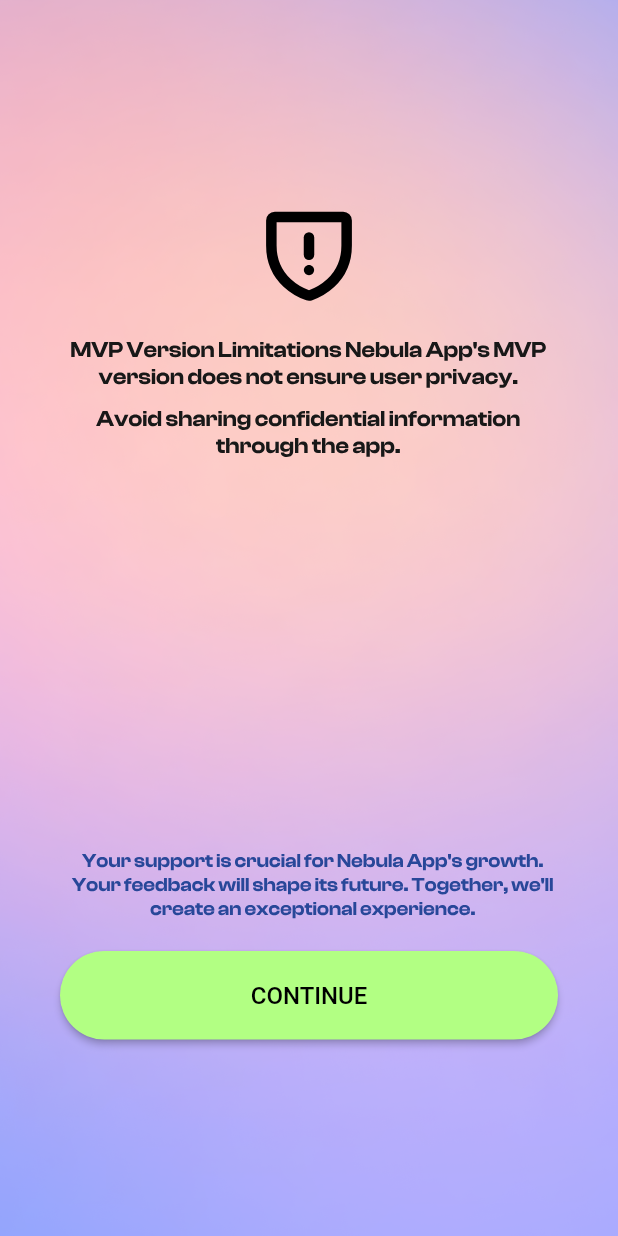
After one commit to ni3vspace/Nebula, a Flutter app: the DisclaimerScreen screen opened by its route, on a phone screen of 412 x 824 dp. The commit adds this screen. Run offline on Flutter 3.47's test engine with Material 2 defaults, Android fonts, the phone set to English and light mode, and no system bars; our stand-ins replace camera, dotted_border, firebase_core, firebase_messaging, flutter_local_notifications, flutter_svg and 8 more; missing offline and left inert: device_calendar; accounts and stored records are empty; project files that could hold a hidden picture were left out.

Commit message:
added disclaimer page

```diff
--- a/lib/routes/app_pages.dart
+++ b/lib/routes/app_pages.dart
@@ -2,12 +2,14 @@
 import 'package:nebula/routes/home/home_pages.dart';
 
 import 'auth/auth_pages.dart';
+import 'disclaimer/disclaimer_pages.dart';
 
 part 'app_routes.dart';
 
 class AppPages {
   static final routes =
       AuthPages.routes +
+      DisclaimerPages.routes +
       HomePages.routes +
       AllEventPage.routes ;
 }
--- a/lib/routes/app_routes.dart
+++ b/lib/routes/app_routes.dart
@@ -4,5 +4,6 @@
   static const splash = '/splash';
   static const login = '/login';
   static const home = '/home';
+  static const disclaimer = '/disclaimer';
   static const event_list = '/event_list';
 }
--- /dev/null
+++ b/lib/routes/disclaimer/disclaimer_pages.dart
@@ -0,0 +1,17 @@
+import 'package:get/get_navigation/src/routes/get_route.dart';
+import 'package:nebula/view/disclaimer/disclaimer_binding.dart';
+import 'package:nebula/view/disclaimer/disclaimer_screen.dart';
+
+import '../app_pages.dart';
+
+class DisclaimerPages {
+  static final routes = [
+    GetPage(
+      name: Routes.disclaimer,
+      page: () => const DisclaimerScreen(),
+      binding: DisclaimerBinding(),
+    ),
+
+
+  ];
+}
--- a/lib/utils/image_constants.dart
+++ b/lib/utils/image_constants.dart
@@ -24,6 +24,8 @@
   static String splashPng =  "assets/png_image/SPLASH_SCREEN.png";
   static String logo_png =  "assets/png_image/logo_png.png";
   static String blank_screen =  "assets/png_image/blank_screen.png";
+  static String ShieldWarning =  "assets/images/ShieldWarning.svg";
+  static String disclaimer_text =  "assets/images/disclaimer_text.svg";
 
   //svg
 }
--- a/lib/utils/storage.dart
+++ b/lib/utils/storage.dart
@@ -5,5 +5,6 @@
   static const String userEmail = "userEmail";
   static const String userName = "userName";
   static const String fcmToken = "fcmToken";
+  static const String disclaimerRead = "disclaimerRead";
 
 }
--- a/lib/utils/strings.dart
+++ b/lib/utils/strings.dart
@@ -26,6 +26,7 @@
   static String all_reminders = "ALL REMINDERS";
   static String feedback_enter = "Enter your feedback here";
   static String feedback_enter_error = "Please enter feedback";
+  static String Continue = "Continue";
 
   static String actionPopUp = "Where do you want to add this?";
 
@@ -42,4 +43,9 @@
   static String addedCalender = "Your reminder has been set!";
   static String addedFeedback = "Your feedback has been submit successfully!";
   static String feedback_title = "We value your feedback! Let us know what you liked or disliked about the app to help us improve your experience.";
+  static String Disclaimer = "Disclaimer";
+  static String Disclaimer_msg = 'MVP Version Limitations Nebula App\'s MVP version does not ensure user privacy.\nAvoid sharing confidential information through the app.\n\n The app uses ChatGPT for image processing; ChatGPT\'s privacy policy applies.\nExercise caution with personal data until full privacy features are implemented.\n';
+
+  static String Disclaimer_tc_msg = 'Your support is crucial for Nebula App\'s growth\n.'
+      'Your feedback will shape its future. Together, we\'ll create an exceptional experience.';
 }
--- a/lib/view/auth/Login/LoginController.dart
+++ b/lib/view/auth/Login/LoginController.dart
@@ -115,7 +115,7 @@
 
     // userData===GoogleSignInAccount:{displayName: Nitin Sanga, email: n3.sanga@gmail.com, id: 113616431374668691612, photoUrl: https://lh3.googleusercontent.com/a/ACg8ocJWybnzEafDFYMgwjPhz-O8WwE0AJWmbVj8RhOicE13og=s96-c, serverAuthCode: 4/0AeaYSHCTmi93QVxZYkmuKxpD9kWVd7AmrWHtUa5-89wZBIPRPPzTsydYTIw_6PimS7UgwA}
     Future.delayed(const Duration(seconds: 2), () async {
-      Get.offNamed(Routes.home);
+      Get.offNamed(Routes.disclaimer);
     });
   }
 }
--- a/lib/view/auth/splash/splash_controller.dart
+++ b/lib/view/auth/splash/splash_controller.dart
@@ -18,11 +18,17 @@
   void onReady() {
     LogUtils.debugLog("SplashController onReady");
     Future.delayed(const Duration(seconds: 4), () async {
+      bool disclaimerRead= await PreferencesHelper.getBool(StorageConstants.disclaimerRead);
+
       String userEmail = await PreferencesHelper.getString(
           StorageConstants.userEmail);
       // Get.offNamed(Routes.login);
       if(userEmail.isNotEmpty){
-        Get.offNamed(Routes.home);
+        if(!disclaimerRead){
+          Get.offNamed(Routes.disclaimer);
+        }else{
+          Get.offNamed(Routes.home);
+        }
       }else{
         Get.offNamed(Routes.login);
       }
--- /dev/null
+++ b/lib/view/disclaimer/disclaimer_binding.dart
@@ -0,0 +1,11 @@
+import 'package:get/get.dart';
+import 'package:nebula/view/disclaimer/disclaimer_controller.dart';
+
+class DisclaimerBinding implements Bindings {
+  @override
+  void dependencies() {
+    Get.lazyPut<DisclaimerController>(
+        () => DisclaimerController());
+
+  }
+}
--- /dev/null
+++ b/lib/view/disclaimer/disclaimer_controller.dart
@@ -0,0 +1,11 @@
+
+import 'package:get/get.dart';
+
+class DisclaimerController extends GetxController{
+
+  @override
+  void onInit() {
+    // TODO: implement onInit
+    super.onInit();
+  }
+}
--- /dev/null
+++ b/lib/view/disclaimer/disclaimer_screen.dart
@@ -0,0 +1,73 @@
+import 'package:flutter/material.dart';
+import 'package:flutter/widgets.dart';
+import 'package:flutter_svg/svg.dart';
+import 'package:get/get.dart';
+import 'package:nebula/utils/color_constants.dart';
+import 'package:nebula/utils/widgets/rounded_buttons.dart';
+
+import '../../routes/app_pages.dart';
+import '../../utils/image_constants.dart';
+import '../../utils/preferences_helper.dart';
+import '../../utils/storage.dart';
+import '../../utils/strings.dart';
+
+class DisclaimerScreen extends StatelessWidget {
+  const DisclaimerScreen({Key? key}) : super(key: key);
+
+  @override
+  Widget build(BuildContext context) {
+    return Scaffold(
+      body: Container(
+        padding: EdgeInsets.all(10),
+        decoration: BoxDecoration(
+          image: DecorationImage(
+            image: AssetImage("assets/png_image/blank_screen.png"),
+            fit: BoxFit.fill,
+          ),
+        ),
+        child: Column(
+          // mainAxisSize: MainAxisSize.max,
+          mainAxisAlignment: MainAxisAlignment.center,
+          children: [
+            Container(
+              padding: EdgeInsets.all(10),
+              child: SvgPicture.asset(ImageConstants.ShieldWarning,color: Colors.black,),
+            ),
+            Container(
+              padding: EdgeInsets.all(10),
+              child: SvgPicture.asset(ImageConstants.disclaimer_text),
+            ),
+
+            /*Container(
+              padding: const EdgeInsets.all(10),
+              child: Text(
+                Strings.Disclaimer_msg,
+                style: const TextStyle(fontSize: 16,color:Colors.black,fontWeight: FontWeight.w700),
+              ),
+            ),
+            Spacer(),
+            Container(
+              alignment: Alignment.bottomCenter,
+              padding: const EdgeInsets.all(10),
+              child: Text(
+                Strings.Disclaimer_tc_msg,
+                style: const TextStyle(fontSize: 16,color:Colors.black,fontWeight: FontWeight.w700),
+                textAlign: TextAlign.center,
+              ),
+            ),*/
+            Container(
+              alignment: Alignment.bottomCenter,
+              padding: const EdgeInsets.fromLTRB(30,10,30,10),
+              child: RoundedButton(text: Strings.Continue.toUpperCase(),
+                color: ColorConstants.saveFeedbackButton,onPressed: () async {
+                await PreferencesHelper.setBool(
+                    StorageConstants.disclaimerRead,true);
+                Get.offNamed(Routes.home);
+              },),
+            ),
+          ],
+        ),
+      ),
+    );
+  }
+}
```
Also changed, not shown: assets/images/ShieldWarning.svg (added), assets/images/disclaimer_text.svg (added).
